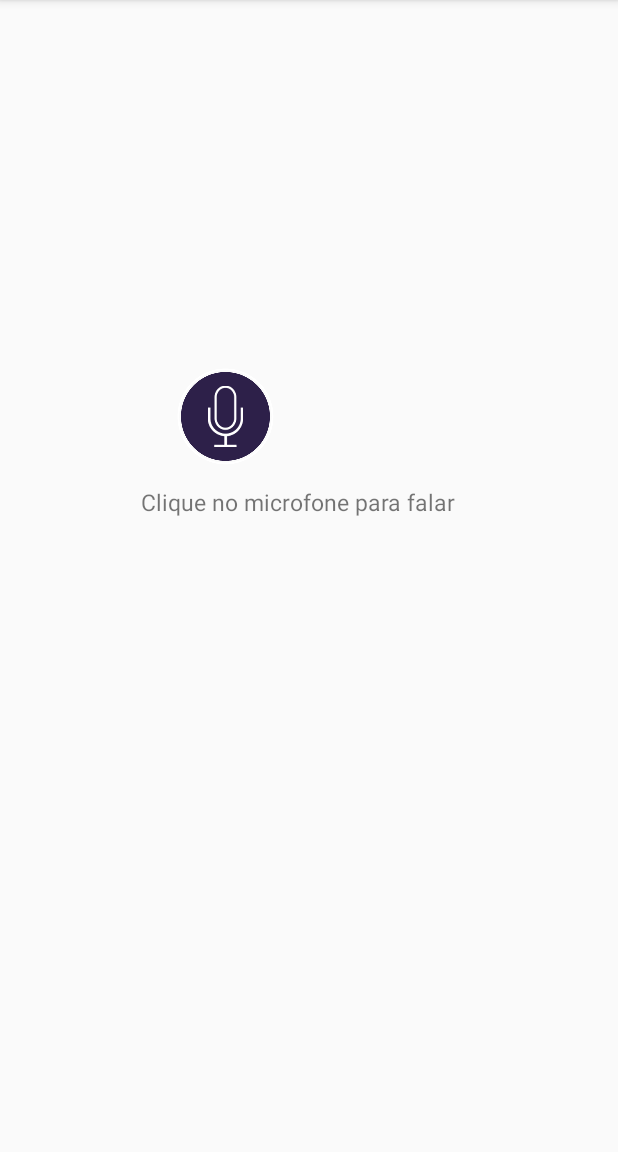
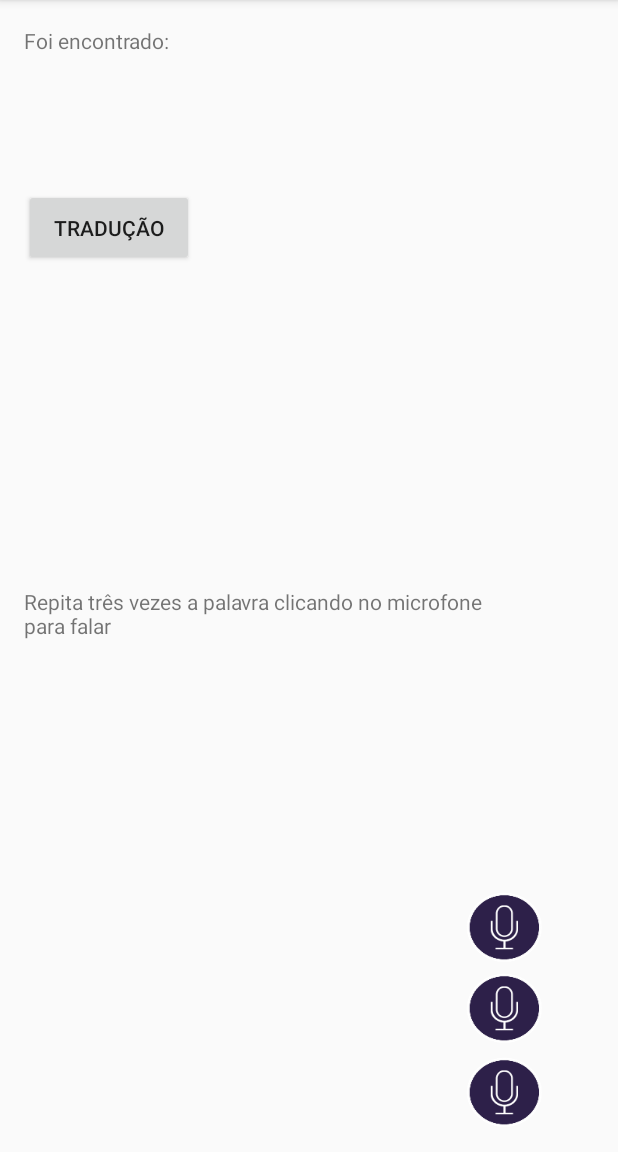
Before and after one commit to claudineibjr/app-tcc, an Android app: the ActSegundaTela screen opened directly, with no data from a screen before it, on a phone screen of 412 x 824 dp, the part 84-1236 px from its top. Run offline under Robolectric (Android 15) with nearby library versions, the phone set to English and light mode, and no system bars; libraries missing offline, so code that uses them is left out: com.google.cloud.translate; 1 statement that could not run was skipped.

Commit message:
COMMIT
TESTE

```diff
--- a/CloudVision/app/src/main/java/com/google/sample/cloudvision/ActSegundaTela.java
+++ b/CloudVision/app/src/main/java/com/google/sample/cloudvision/ActSegundaTela.java
@@ -3,8 +3,10 @@ package com.google.sample.cloudvision;
 import android.graphics.Color;
 import android.os.AsyncTask;
 import android.os.Bundle;
+import android.support.v7.app.AlertDialog;
 import android.support.v7.app.AppCompatActivity;
 import android.os.Handler;
+import android.widget.Button;
 import android.widget.TextView;
 
 import com.google.cloud.translate.Translate;
@@ -26,12 +28,19 @@ import android.widget.Toast;
 
 public class ActSegundaTela extends AppCompatActivity {
 
-    private static final String API_KEY = "";
+    private static final String API_KEY = "AIzaSyCSKfEVJQWOW9O7ZVgNwQRHA2oRb192N2k";
 
     private TextView txtTarget;
     private TextView txtSource;
-    private TextView txtFala;
-    private ImageButton btnSpeak;
+    private Button btnResultado;
+    private TextView txtFala01;
+    private TextView txtFala02;
+    private TextView txtFala03;
+    private ImageButton btnSpeak01;
+    private ImageButton btnSpeak02;
+    private ImageButton btnSpeak03;
+    boolean botao1=false, botao2=false, botao3=false;
+
     private final int REQ_CODE_SPEECH_INPUT = 100;
 
     @Override
@@ -41,24 +50,39 @@ public class ActSegundaTela extends AppCompatActivity {
 
         txtTarget = (TextView) findViewById(R.id.txtTarget);
         txtSource = (TextView) findViewById(R.id.txtSource);
-        txtFala = (TextView) findViewById(R.id.txtFala);
-        btnSpeak = (ImageButton) findViewById(R.id.btnSpeak);
+        btnResultado = (Button) findViewById(R.id.btnResultado);
+        txtFala01 = (TextView) findViewById(R.id.txtFala01);
+        txtFala02 = (TextView) findViewById(R.id.txtFala02);
+        txtFala03 = (TextView) findViewById(R.id.txtFala03);
+        btnSpeak01 = (ImageButton) findViewById(R.id.btnSpeak01);
+        btnSpeak02 = (ImageButton) findViewById(R.id.btnSpeak02);
+        btnSpeak03 = (ImageButton) findViewById(R.id.btnSpeak03);
+
 
         Bundle bundle = getIntent().getExtras();
+        String word = "";
         if(bundle.containsKey("Name")){
-            final String word = bundle.getString("Name");
+            word = (String) bundle.getString("Name");
             txtTarget.setText(word);
             //envia para o translate api para traduzir a palavra pro portugues
+        }
+
+        final String finalWord = word;
+        btnResultado.setOnClickListener(new View.OnClickListener() {
+            public void onClick(View v) {
+                Toast.makeText(getApplicationContext(),"AQui 1", Toast.LENGTH_SHORT).show();
                 final Handler textViewHandler = new Handler();
+                Toast.makeText(getApplicationContext(),"AQui 2", Toast.LENGTH_SHORT).show();
+                new AsyncTask<Void, Void, Void>() {
 
-            new AsyncTask<Void, Void, Void>() {
                     @Override
+
                     protected Void doInBackground(Void... params) {
-
+                        Toast.makeText(getApplicationContext(),"AQui 4", Toast.LENGTH_SHORT).show();
                         Translate translate = TranslateOptions.newBuilder().setApiKey(API_KEY).build().getService();
-
-                    final Translation translation = translate.translate(word, Translate.TranslateOption.targetLanguage("pt"));
-
+                        Toast.makeText(getApplicationContext(),"AQui 5", Toast.LENGTH_SHORT).show();
+                        final Translation translation = translate.translate(finalWord, Translate.TranslateOption.targetLanguage("pt"));
+                        Toast.makeText(getApplicationContext(),"AQui 6", Toast.LENGTH_SHORT).show();
                         textViewHandler.post(new Runnable() {
                             @Override
                             public void run() {
@@ -68,19 +92,38 @@ public class ActSegundaTela extends AppCompatActivity {
                         return null;
                     }
                 }.execute();
+            }
+        });
 
-        }
-
-        btnSpeak.setOnClickListener(new View.OnClickListener() {
+        btnSpeak01.setOnClickListener(new View.OnClickListener() {
 
             @Override
             public void onClick(View v) {
+                botao1 = true;
                 promptSpeechInput();
             }
         });
 
+        btnSpeak02.setOnClickListener(new View.OnClickListener() {
+
+            @Override
+            public void onClick(View v) {
+                botao2=true;
+                promptSpeechInput();
+            }
+        });
+
+        btnSpeak03.setOnClickListener(new View.OnClickListener() {
+
+            @Override
+            public void onClick(View v) {
+                botao3=true;
+                promptSpeechInput();
+            }
+        });
     }
 
+    //BOTAO 01
     /**
      * Showing google speech input dialog
      * */
@@ -100,7 +143,6 @@ public class ActSegundaTela extends AppCompatActivity {
         }
     }
 
-
     /**
      * Receiving speech input
      * */
@@ -115,11 +157,38 @@ public class ActSegundaTela extends AppCompatActivity {
                 if (resultCode == RESULT_OK && null != data) {
 
                     ArrayList<String> result = data.getStringArrayListExtra(RecognizerIntent.EXTRA_RESULTS);
-                    txtFala.setText(result.get(0));
+                    if(botao1){
+                        txtFala01.setText(result.get(0));
+                        botao1=false;
                         if(target.equals(result.get(0))){
-                        txtFala.setTextColor(Color.GREEN);
+                            AlertDialog alertDialog;
+                            alertDialog = new AlertDialog.Builder(this).create();
+                            alertDialog.setTitle("Você acertou!!");
+                            alertDialog.setMessage("Parabéns, continue treinando. Aqui está sua recompensa:");
+                            alertDialog.setIcon(R.drawable.bronze);
+                            alertDialog.show();
+                            txtFala01.setTextColor(Color.GREEN);
                         } else
-                        txtFala.setTextColor(Color.RED);
+                            txtFala01.setTextColor(Color.RED);
+                    }
+                    else
+                        if(botao2){
+                            txtFala02.setText(result.get(0));
+                            botao2 = false;
+                            if(target.equals(result.get(0))){
+                                txtFala02.setTextColor(Color.GREEN);
+                            } else
+                                txtFala02.setTextColor(Color.RED);
+                        }
+                        else
+                            if(botao3){
+                                txtFala03.setText(result.get(0));
+                                botao3 = false;
+                                if(target.equals(result.get(0))){
+                                    txtFala03.setTextColor(Color.GREEN);
+                                } else
+                                    txtFala03.setTextColor(Color.RED);
+                            }
                 }
                 break;
             }
@@ -127,7 +196,4 @@ public class ActSegundaTela extends AppCompatActivity {
         }
     }
 
-
-
-
 }
--- a/CloudVision/app/src/main/java/com/google/sample/cloudvision/MainActivity.java
+++ b/CloudVision/app/src/main/java/com/google/sample/cloudvision/MainActivity.java
@@ -62,7 +62,7 @@ import java.util.List;
 import java.util.Locale;
 
 public class MainActivity extends AppCompatActivity {
-    private static final String CLOUD_VISION_API_KEY = "";
+    private static final String CLOUD_VISION_API_KEY = "AIzaSyCSKfEVJQWOW9O7ZVgNwQRHA2oRb192N2k";
     public static final String FILE_NAME = "temp.jpg";
     private static final String ANDROID_CERT_HEADER = "X-Android-Cert";
     private static final String ANDROID_PACKAGE_HEADER = "X-Android-Package";
--- a/CloudVision/app/src/main/res/layout/act_segunda_tela.xml
+++ b/CloudVision/app/src/main/res/layout/act_segunda_tela.xml
@@ -9,79 +9,166 @@
     tools:layout_editor_absoluteX="0dp">
 
 
-
-        <TextView
-            android:id="@+id/txtTarget"
-            android:layout_width="265dp"
-            android:layout_height="50dp"
-            android:layout_marginStart="47dp"
-            android:layout_marginTop="33dp"
-            android:textSize="25sp"
-            android:textStyle="bold"
-            app:layout_constraintLeft_toLeftOf="parent"
-            app:layout_constraintTop_toTopOf="parent"
-            tools:layout_constraintLeft_creator="1"
-            tools:layout_constraintTop_creator="1" />
-
-        <TextView
-            android:id="@+id/txtSource"
-            android:layout_width="0dp"
-            android:layout_height="47dp"
-            android:layout_marginTop="67dp"
-            android:textSize="15sp"
-            app:layout_constraintLeft_toLeftOf="@+id/txtTarget"
-            app:layout_constraintRight_toRightOf="@+id/txtTarget"
-            app:layout_constraintTop_toTopOf="@+id/txtTarget"
-            tools:layout_constraintLeft_creator="1"
-            tools:layout_constraintRight_creator="1"
-            tools:layout_constraintTop_creator="1"
-            app:layout_constraintHorizontal_bias="0.551" />
-
-        <ImageButton
-            android:id="@+id/btnSpeak"
-            android:layout_width="wrap_content"
-            android:layout_height="wrap_content"
-            android:layout_marginLeft="69dp"
-            android:layout_marginStart="69dp"
-            android:layout_marginTop="96dp"
-            android:background="@null"
-            android:src="@drawable/ico_mic"
-            app:layout_constraintLeft_toLeftOf="@+id/txtSource"
-            app:layout_constraintTop_toBottomOf="@+id/txtSource"
-            tools:layout_constraintLeft_creator="1"
-            tools:layout_constraintTop_creator="1" />
-
-        <TextView
-            android:id="@+id/textView2"
-            android:layout_width="wrap_content"
-            android:layout_height="wrap_content"
-            android:layout_marginLeft="94dp"
-            android:layout_marginStart="94dp"
-            android:layout_marginTop="13dp"
-            android:text="@string/tap_on_mic"
-            android:textSize="15dp"
-            android:textStyle="normal"
-            app:layout_constraintLeft_toLeftOf="parent"
-            app:layout_constraintTop_toBottomOf="@+id/btnSpeak"
-            tools:layout_constraintLeft_creator="1"
-            tools:layout_constraintTop_creator="1" />
-
     <TextView
-        android:id="@+id/txtFala"
+        android:id="@+id/txtTarget"
         android:layout_width="0dp"
-        android:layout_height="0dp"
+        android:layout_height="42dp"
         android:textSize="25sp"
         android:textStyle="bold"
         tools:layout_constraintTop_creator="1"
         tools:layout_constraintRight_creator="1"
         tools:layout_constraintBottom_creator="1"
-        app:layout_constraintBottom_toTopOf="@+id/btnSpeak"
-        app:layout_constraintRight_toRightOf="@+id/txtSource"
-        android:layout_marginTop="29dp"
+        app:layout_constraintBottom_toTopOf="@+id/btnResultado"
+        app:layout_constraintRight_toRightOf="@+id/txtFala01"
+        android:layout_marginTop="35dp"
+        tools:layout_constraintLeft_creator="1"
+        android:layout_marginBottom="31dp"
+        app:layout_constraintLeft_toLeftOf="@+id/txtFala01"
+        app:layout_constraintTop_toTopOf="@+id/txtResultado" />
+
+    <TextView
+            android:id="@+id/txtSource"
+            android:layout_width="125dp"
+            android:layout_height="35dp"
+            android:textSize="20sp"
+        android:layout_marginStart="28dp"
+        tools:layout_constraintTop_creator="1"
+        android:layout_marginTop="136dp"
+        tools:layout_constraintLeft_creator="1"
+        app:layout_constraintTop_toTopOf="parent"
+        app:layout_constraintLeft_toRightOf="@+id/btnResultado" />
+
+
+
+    <TextView
+        android:id="@+id/txtResultado"
+        android:layout_width="wrap_content"
+        android:layout_height="wrap_content"
+        android:text="@string/resultado"
+        android:layout_marginStart="16dp"
+        tools:layout_constraintTop_creator="1"
+        android:layout_marginTop="17dp"
+        tools:layout_constraintLeft_creator="1"
+        app:layout_constraintLeft_toLeftOf="parent"
+        app:layout_constraintTop_toTopOf="parent" />
+
+    <Button
+        android:id="@+id/btnResultado"
+        android:layout_width="113dp"
+        android:layout_height="51dp"
+        android:onClick="mTraducao"
+        android:text="@string/btn_resultado"
+        android:layout_marginStart="16dp"
+        app:layout_constraintBaseline_toBaselineOf="@+id/txtSource"
+        tools:layout_constraintBaseline_creator="1"
+        tools:layout_constraintLeft_creator="1"
+        app:layout_constraintLeft_toLeftOf="parent" />
+
+    <TextView
+        android:id="@+id/txtFala"
+        android:layout_width="312dp"
+        android:layout_height="43dp"
+        android:text="@string/fala"
+        android:layout_marginStart="16dp"
+        tools:layout_constraintTop_creator="1"
+        tools:layout_constraintBottom_creator="1"
+        app:layout_constraintBottom_toTopOf="@+id/txtFala02"
+        android:layout_marginTop="92dp"
         app:layout_constraintTop_toBottomOf="@+id/txtSource"
         tools:layout_constraintLeft_creator="1"
-        android:layout_marginBottom="14dp"
-        app:layout_constraintLeft_toLeftOf="@+id/txtTarget" />
+        android:layout_marginBottom="92dp"
+        app:layout_constraintLeft_toLeftOf="parent" />
+
+    <TextView
+        android:id="@+id/txtFala01"
+        android:layout_width="200dp"
+        android:layout_height="0dp"
+        android:textSize="20sp"
+        tools:layout_constraintTop_creator="1"
+        tools:layout_constraintRight_creator="1"
+        tools:layout_constraintBottom_creator="1"
+        app:layout_constraintBottom_toTopOf="@+id/btnSpeak02"
+        app:layout_constraintRight_toRightOf="@+id/txtFala02"
+        android:layout_marginTop="7dp"
+        tools:layout_constraintLeft_creator="1"
+        android:layout_marginBottom="5dp"
+        app:layout_constraintLeft_toLeftOf="@+id/txtFala02"
+        app:layout_constraintTop_toTopOf="@+id/btnSpeak01" />
+
+    <TextView
+        android:id="@+id/txtFala02"
+        android:layout_width="200dp"
+        android:layout_height="42dp"
+        android:textSize="20sp"
+        android:layout_marginStart="38dp"
+        tools:layout_constraintBottom_creator="1"
+        app:layout_constraintBottom_toBottomOf="parent"
+        tools:layout_constraintLeft_creator="1"
+        android:layout_marginBottom="71dp"
+        app:layout_constraintLeft_toLeftOf="parent" />
+
+    <TextView
+        android:id="@+id/txtFala03"
+        android:layout_width="0dp"
+        android:layout_height="42dp"
+        android:textSize="20sp"
+        tools:layout_constraintTop_creator="1"
+        tools:layout_constraintRight_creator="1"
+        tools:layout_constraintBottom_creator="1"
+        app:layout_constraintBottom_toBottomOf="parent"
+        app:layout_constraintRight_toRightOf="@+id/txtFala02"
+        android:layout_marginTop="15dp"
+        app:layout_constraintTop_toBottomOf="@+id/btnSpeak02"
+        tools:layout_constraintLeft_creator="1"
+        android:layout_marginBottom="15dp"
+        app:layout_constraintLeft_toLeftOf="@+id/txtFala02"
+        app:layout_constraintHorizontal_bias="0.0"
+        app:layout_constraintVertical_bias="0.0" />
+
+    <ImageButton
+        android:id="@+id/btnSpeak01"
+        android:layout_width="52dp"
+        android:layout_height="48dp"
+        android:background="@drawable/ico_mic"
+        android:layout_marginEnd="50dp"
+        tools:layout_constraintRight_creator="1"
+        tools:layout_constraintBottom_creator="1"
+        app:layout_constraintBottom_toTopOf="@+id/btnSpeak02"
+        app:layout_constraintRight_toRightOf="parent"
+        android:layout_marginBottom="6dp" />
+
+    <ImageButton
+        android:id="@+id/btnSpeak02"
+        android:layout_width="0dp"
+        android:layout_height="48dp"
+        android:background="@drawable/ico_mic"
+
+        tools:layout_constraintRight_creator="1"
+        tools:layout_constraintBottom_creator="1"
+        app:layout_constraintBottom_toTopOf="@+id/btnSpeak03"
+        app:layout_constraintRight_toRightOf="@+id/btnSpeak01"
+        tools:layout_constraintLeft_creator="1"
+        android:layout_marginBottom="8dp"
+        app:layout_constraintLeft_toLeftOf="@+id/btnSpeak01" />
+
+    <ImageButton
+        android:id="@+id/btnSpeak03"
+        android:layout_width="0dp"
+        android:layout_height="0dp"
+        android:background="@drawable/ico_mic"
+
+        tools:layout_constraintTop_creator="1"
+        tools:layout_constraintRight_creator="1"
+        tools:layout_constraintBottom_creator="1"
+        app:layout_constraintBottom_toBottomOf="parent"
+        app:layout_constraintRight_toRightOf="@+id/btnSpeak02"
+        android:layout_marginTop="7dp"
+        app:layout_constraintTop_toBottomOf="@+id/txtFala02"
+        tools:layout_constraintLeft_creator="1"
+        android:layout_marginBottom="16dp"
+        app:layout_constraintLeft_toLeftOf="@+id/btnSpeak02"
+        app:layout_constraintHorizontal_bias="0.0"
+        app:layout_constraintVertical_bias="0.0" />
 
 
 </android.support.constraint.ConstraintLayout>
--- a/CloudVision/app/src/main/res/values/strings.xml
+++ b/CloudVision/app/src/main/res/values/strings.xml
@@ -17,7 +17,11 @@
     <string name="hello_world">Hello world!</string>
     <string name="speech_prompt">Say something&#8230;</string>
     <string name="speech_not_supported">Sorry! Your device doesn\'t support speech input</string>
-    <string name="tap_on_mic">Clique no microfone para falar</string>
+
+
+    <string name="resultado">Foi encontrado:</string>
+    <string name="btn_resultado">Tradução</string>
+    <string name="fala">Repita três vezes a palavra clicando no microfone para falar</string>
 
     <string name="image_picker_error">Tem algo de errado com essa imagem. Escolha uma diferente por favor.</string>
 </resources>
```
Also changed, not shown: CloudVision/app/src/main/res/drawable/bronze.png (added), CloudVision/app/src/main/res/drawable/ouro.png (added), CloudVision/app/src/main/res/drawable/prata.png (added). Lines whose indentation alone changed are shown as unchanged.
